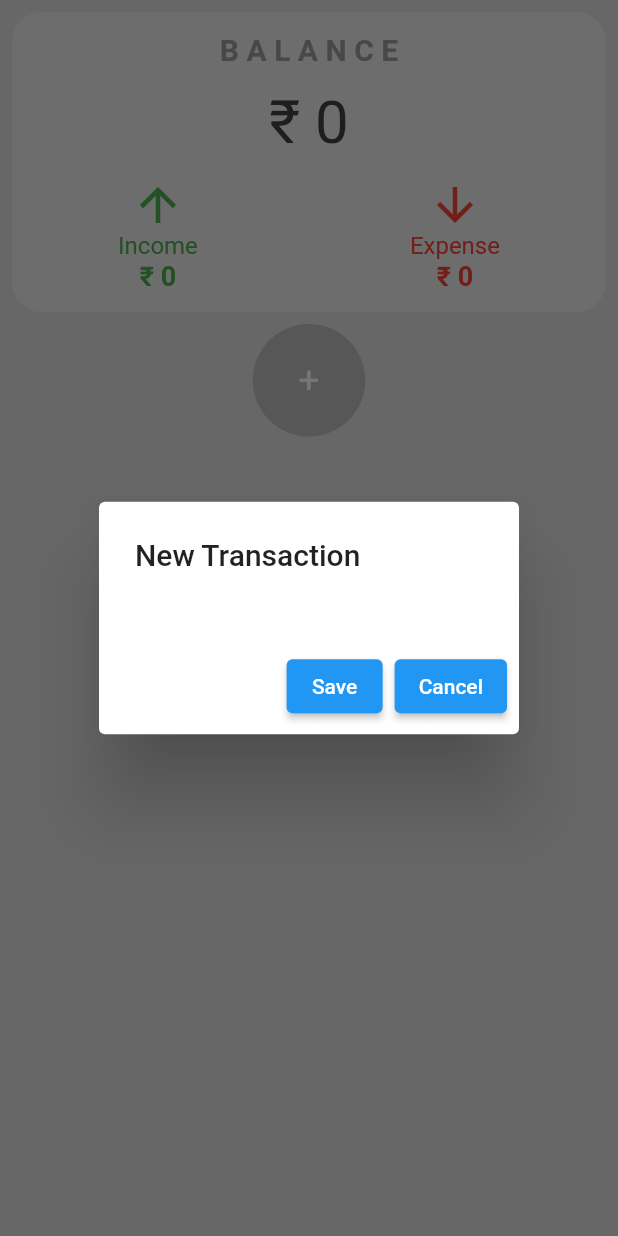
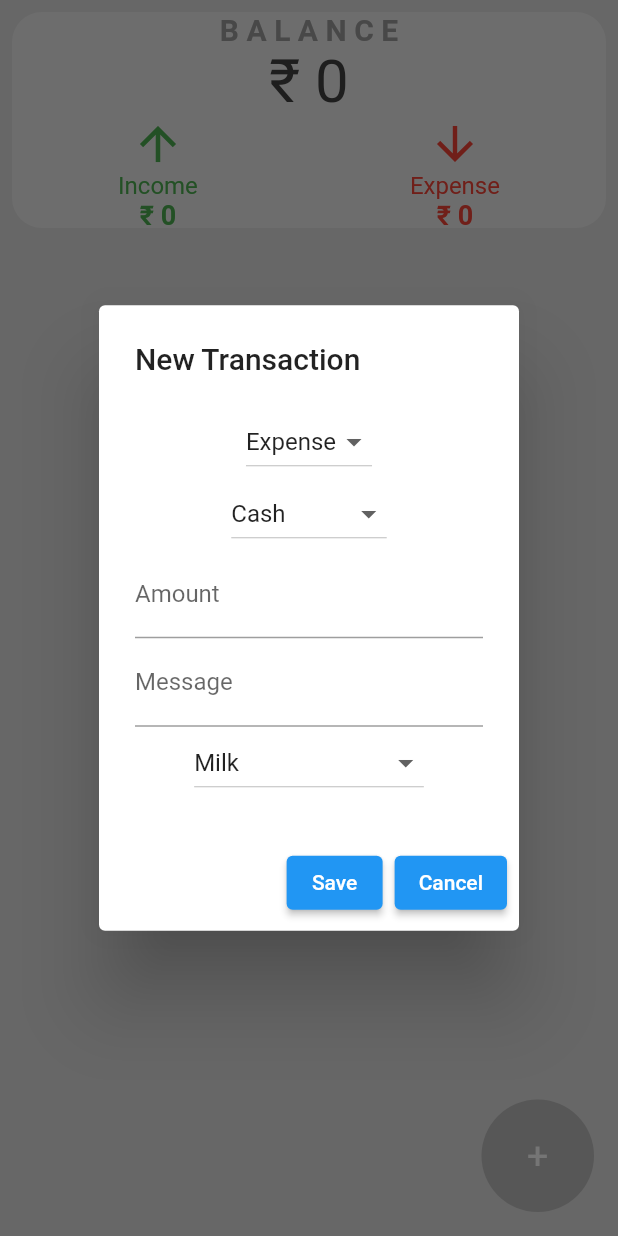
Before and after one commit to Kush-munot/Expense-Tracker-Flutter, a Flutter app: the screen it shows after launch, after a tap on an icon or button, on a phone screen of 412 x 824 dp. Run offline on Flutter 3.47's test engine with Material 2 defaults, Android fonts, the phone set to English and light mode, and no system bars; our stand-ins replace flutter_dotenv; network calls fail.

Commit message:
:zap: finishes done !!

```diff
--- a/expense_tracker/lib/main.dart
+++ b/expense_tracker/lib/main.dart
@@ -1,4 +1,5 @@
-import 'package:expense_tracker/demo_home_page.dart';
+// import 'package:expense_tracker/demo_home_page.dart';
+import 'package:expense_tracker/new_ui.dart';
 import 'package:flutter/material.dart';
 import 'package:flutter_dotenv/flutter_dotenv.dart';
 
--- /dev/null
+++ b/expense_tracker/lib/new_ui.dart
@@ -0,0 +1,145 @@
+import 'dart:convert';
+import 'package:http/http.dart' as http;
+import 'package:expense_tracker/plus_button.dart';
+import 'package:expense_tracker/top_card.dart';
+import 'package:expense_tracker/transaction.dart';
+import 'package:flutter/material.dart';
+import 'package:flutter_dotenv/flutter_dotenv.dart';
+import 'package:expense_tracker/transaction_dialog.dart';
+
+class HomePage extends StatefulWidget {
+  const HomePage({Key? key}) : super(key: key);
+
+  @override
+  createState() => _HomePageState();
+}
+
+class _HomePageState extends State<HomePage> {
+  List<Transaction> transactions = []; // List to store fetched transactions
+
+  String balance = "₹ 0";
+  String income = "₹ 0";
+  String expense = "₹ 0";
+
+  void _newTransaction() {
+    showDialog(
+      context: context,
+      builder: (context) {
+        return TransactionDialog(
+          onSave: (transactionData) async {
+            await postTransactionData(transactionData);
+            Navigator.of(context).pop();
+            await fetchData();
+          },
+        );
+      },
+    );
+  }
+
+  Future<void> fetchData() async {
+    String expenseApi = dotenv.get("API_URL_KUSH");
+
+    try {
+      final response = await http.get(Uri.parse(expenseApi));
+      if (response.statusCode == 200) {
+        final List<dynamic> data = json.decode(response.body);
+        final List<Transaction> fetchedTransactions = data.map((item) {
+          return Transaction(
+            transactionName: item['Message'],
+            money: item['Amount'].toString(),
+            expenseOrIncome: item['Expense/Income'],
+            category: item['Category'],
+            message: item['Message'],
+          );
+        }).toList();
+
+        // Calculate balance, income, and expense
+        double totalIncome = 0;
+        double totalExpense = 0;
+
+        for (var transaction in fetchedTransactions) {
+          if (transaction.expenseOrIncome == 'Income') {
+            totalIncome += double.parse(transaction.money);
+          } else if (transaction.expenseOrIncome == 'Expense') {
+            totalExpense += double.parse(transaction.money);
+          }
+        }
+
+        // Update state variables
+        setState(() {
+          transactions = fetchedTransactions;
+          income = '₹ $totalIncome';
+          expense = '₹ $totalExpense';
+          balance = '₹ ${totalIncome - totalExpense}';
+        });
+      } else {
+        print('Failed to fetch data. Status Code: ${response.statusCode}');
+      }
+    } catch (e) {
+      print('Error: $e');
+    }
+  }
+
+  Future<void> postTransactionData(Map<String, dynamic> transactionData) async {
+    String expenseApi = dotenv.get("API_URL_KUSH");
+    // print(json.encode(transactionData));
+
+    try {
+      final response = await http.post(Uri.parse(expenseApi),
+          body: json.encode(transactionData),
+          headers: {"Accept": "application/json"});
+
+      if (response.statusCode == 200) {
+        print('Data posted successfully');
+      } else {
+        print('Failed to post data. Status Code: ${response.statusCode}');
+      }
+    } catch (e) {
+      print('Error posting data: $e');
+    }
+  }
+
+  @override
+  void initState() {
+    super.initState();
+    fetchData();
+  }
+
+  @override
+  Widget build(BuildContext context) {
+    return Scaffold(
+      backgroundColor: Colors.grey[300],
+      body: CustomScrollView(
+        slivers: [
+          SliverAppBar(
+            pinned: true,
+            expandedHeight: 160, // Adjust this as needed
+            flexibleSpace: FlexibleSpaceBar(
+              background:
+                  TopCard(balance: balance, income: income, expense: expense),
+            ),
+          ),
+          SliverList(
+            delegate:
+                SliverChildBuilderDelegate((BuildContext context, int index) {
+              if (index == -1) {
+                return Container(); // This is a placeholder to ensure the first item is not sticky
+              }
+              final transactionIndex = transactions.length - index;
+              return Transaction(
+                transactionName:
+                    transactions[transactionIndex - 1].transactionName,
+                money: transactions[transactionIndex - 1].money,
+                expenseOrIncome:
+                    transactions[transactionIndex - 1].expenseOrIncome,
+                category: transactions[transactionIndex - 1].category,
+                message: transactions[transactionIndex - 1].message,
+              );
+            }, childCount: transactions.length),
+          ),
+        ],
+      ),
+      floatingActionButton: PlusButton(function: _newTransaction),
+    );
+  }
+}
--- a/expense_tracker/lib/top_card.dart
+++ b/expense_tracker/lib/top_card.dart
@@ -13,7 +13,9 @@ class TopCard extends StatelessWidget {
 
   @override
   Widget build(BuildContext context) {
-    return Padding(
+    return Container(
+      color: Colors.grey[300],
+      child: Padding(
         padding: const EdgeInsets.all(8.0),
         child: Container(
           decoration: BoxDecoration(
@@ -38,7 +40,8 @@ class TopCard extends StatelessWidget {
                   Column(
                     children: [
                       const Icon(Icons.arrow_upward,
-                        color: Colors.green, size: 36), // Adjust the size here
+                          color: Colors.green,
+                          size: 36), // Adjust the size here
                       const Text('Income',
                           style: TextStyle(color: Colors.green, fontSize: 16)),
                       Text(income,
@@ -66,6 +69,7 @@ class TopCard extends StatelessWidget {
             ],
           ),
         ),
+      ),
     );
   }
 }
--- a/expense_tracker/lib/transaction_dialog.dart
+++ b/expense_tracker/lib/transaction_dialog.dart
@@ -26,7 +26,73 @@ class _TransactionDialogState extends State<TransactionDialog> {
           child: Column(
             mainAxisSize: MainAxisSize.min,
             children: <Widget>[
-              // ... Your dropdowns and text fields here
+              DropdownButton<String>(
+                value: expenseOrIncome,
+                items: <String>['Expense', 'Income'].map((String value) {
+                  return DropdownMenuItem<String>(
+                    value: value,
+                    child: Text(value),
+                  );
+                }).toList(),
+                onChanged: (String? newValue) {
+                  setState(() {
+                    expenseOrIncome = newValue!;
+                  });
+                },
+              ),
+              DropdownButton<String>(
+                value: modeOfPayment,
+                items:
+                    <String>['Cash', 'UPI', 'Credit Card'].map((String value) {
+                  return DropdownMenuItem<String>(
+                    value: value,
+                    child: Text(value),
+                  );
+                }).toList(),
+                onChanged: (String? newValue) {
+                  setState(() {
+                    modeOfPayment = newValue!;
+                  });
+                },
+              ),
+              TextFormField(
+                decoration: const InputDecoration(labelText: 'Amount'),
+                onChanged: (value) {
+                  amount = value;
+                },
+                keyboardType: TextInputType.number,
+              ),
+              TextFormField(
+                decoration: const InputDecoration(labelText: 'Message'),
+                onChanged: (value) {
+                  message = value;
+                },
+              ),
+              DropdownButton<String>(
+                value: category,
+                items: <String>[
+                  'Milk',
+                  'Grocery',
+                  'Vegetable & Fruits',
+                  'Petrol',
+                  'Iron Clothes',
+                  'Bills',
+                  'Snacks',
+                  'GM Bus Fare',
+                  'Monthly Budget',
+                  'Extras',
+                ].map((String value) {
+                  return DropdownMenuItem<String>(
+                    value: value,
+                    child: Text(value),
+                  );
+                }).toList(),
+                onChanged: (String? newValue) {
+                  setState(() {
+                    category = newValue!;
+                  });
+                },
+              ),
             ],
           ),
         ),
```
Lines whose indentation alone changed are shown as unchanged.
